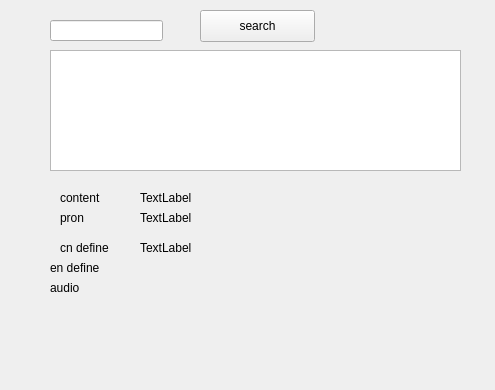
Old version of the form src/dictwidget.ui in the repository Ji-Yuhang/nce.
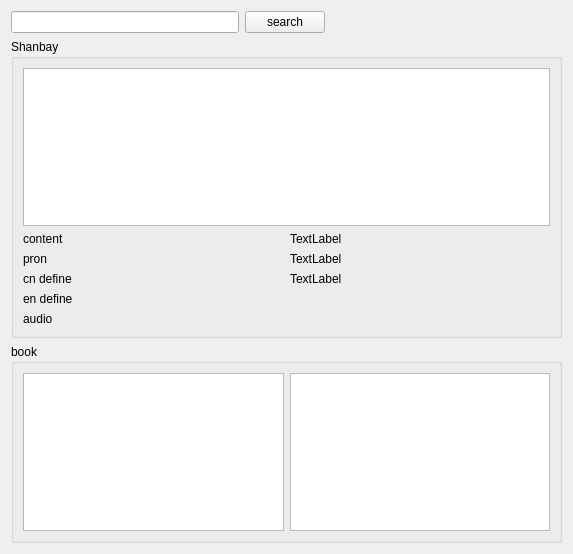
New version of the form.

What changed in the file:
```diff
--- a/src/dictwidget.ui
+++ b/src/dictwidget.ui
@@ -6,150 +6,138 @@
    <rect>
     <x>0</x>
     <y>0</y>
-    <width>495</width>
-    <height>390</height>
+    <width>573</width>
+    <height>554</height>
    </rect>
   </property>
   <property name="windowTitle">
    <string>Dict</string>
   </property>
+  <layout class="QGridLayout" name="gridLayout_3">
+   <item row="0" column="0">
+    <widget class="QLineEdit" name="lineEdit"/>
+   </item>
+   <item row="0" column="1">
   <widget class="QPushButton" name="pushButton">
-   <property name="geometry">
-    <rect>
-     <x>200</x>
-     <y>10</y>
-     <width>115</width>
-     <height>32</height>
-    </rect>
-   </property>
    <property name="text">
     <string>search</string>
    </property>
   </widget>
-  <widget class="QLineEdit" name="lineEdit">
-   <property name="geometry">
-    <rect>
-     <x>50</x>
-     <y>20</y>
-     <width>113</width>
-     <height>21</height>
-    </rect>
-   </property>
-  </widget>
-  <widget class="QTextEdit" name="textEdit">
-   <property name="geometry">
-    <rect>
-     <x>50</x>
-     <y>50</y>
-     <width>411</width>
-     <height>121</height>
-    </rect>
-   </property>
-  </widget>
+   </item>
+   <item row="0" column="2">
+    <spacer name="horizontalSpacer">
+     <property name="orientation">
+      <enum>Qt::Horizontal</enum>
+     </property>
+     <property name="sizeHint" stdset="0">
+      <size>
+       <width>231</width>
+       <height>20</height>
+      </size>
+     </property>
+    </spacer>
+   </item>
+   <item row="1" column="0" colspan="3">
+    <widget class="QGroupBox" name="groupBox">
+     <property name="title">
+      <string>Shanbay</string>
+     </property>
+     <layout class="QGridLayout" name="gridLayout">
+      <item row="0" column="0" colspan="2">
+       <widget class="QTextEdit" name="textEdit"/>
+      </item>
+      <item row="1" column="0">
   <widget class="QLabel" name="label">
-   <property name="geometry">
-    <rect>
-     <x>60</x>
-     <y>190</y>
-     <width>59</width>
-     <height>16</height>
-    </rect>
-   </property>
    <property name="text">
     <string>content</string>
    </property>
   </widget>
+      </item>
+      <item row="1" column="1">
   <widget class="QLabel" name="label_2">
-   <property name="geometry">
-    <rect>
-     <x>140</x>
-     <y>190</y>
-     <width>59</width>
-     <height>16</height>
-    </rect>
-   </property>
    <property name="text">
     <string>TextLabel</string>
    </property>
   </widget>
+      </item>
+      <item row="2" column="0">
   <widget class="QLabel" name="label_3">
-   <property name="geometry">
-    <rect>
-     <x>60</x>
-     <y>210</y>
-     <width>59</width>
-     <height>16</height>
-    </rect>
-   </property>
    <property name="text">
     <string>pron</string>
    </property>
   </widget>
+      </item>
+      <item row="2" column="1">
   <widget class="QLabel" name="label_4">
-   <property name="geometry">
-    <rect>
-     <x>140</x>
-     <y>210</y>
-     <width>59</width>
-     <height>16</height>
-    </rect>
-   </property>
    <property name="text">
     <string>TextLabel</string>
    </property>
   </widget>
+      </item>
+      <item row="3" column="0">
   <widget class="QLabel" name="label_5">
-   <property name="geometry">
-    <rect>
-     <x>60</x>
-     <y>240</y>
-     <width>59</width>
-     <height>16</height>
-    </rect>
-   </property>
    <property name="text">
     <string>cn define</string>
    </property>
   </widget>
+      </item>
+      <item row="3" column="1">
   <widget class="QLabel" name="label_6">
-   <property name="geometry">
-    <rect>
-     <x>140</x>
-     <y>240</y>
-     <width>59</width>
-     <height>16</height>
-    </rect>
-   </property>
    <property name="text">
     <string>TextLabel</string>
    </property>
   </widget>
+      </item>
+      <item row="4" column="0">
   <widget class="QLabel" name="label_7">
-   <property name="geometry">
-    <rect>
-     <x>50</x>
-     <y>260</y>
-     <width>59</width>
-     <height>16</height>
-    </rect>
-   </property>
    <property name="text">
     <string>en define</string>
    </property>
   </widget>
+      </item>
+      <item row="5" column="0">
   <widget class="QLabel" name="label_8">
-   <property name="geometry">
-    <rect>
-     <x>50</x>
-     <y>280</y>
-     <width>59</width>
-     <height>16</height>
-    </rect>
-   </property>
    <property name="text">
     <string>audio</string>
    </property>
   </widget>
+      </item>
+     </layout>
+     <zorder>label_8</zorder>
+     <zorder>label_2</zorder>
+     <zorder>label_5</zorder>
+     <zorder>label</zorder>
+     <zorder>label_6</zorder>
+     <zorder>label_4</zorder>
+     <zorder>label_7</zorder>
+     <zorder>label_3</zorder>
+     <zorder>textEdit</zorder>
+     <zorder>label_8</zorder>
+     <zorder>label_5</zorder>
+     <zorder>label_2</zorder>
+     <zorder>label_6</zorder>
+     <zorder>label</zorder>
+     <zorder>label_4</zorder>
+     <zorder>label_7</zorder>
+     <zorder>label_3</zorder>
+    </widget>
+   </item>
+   <item row="2" column="0" colspan="3">
+    <widget class="QGroupBox" name="groupBox_2">
+     <property name="title">
+      <string>book</string>
+     </property>
+     <layout class="QGridLayout" name="gridLayout_2">
+      <item row="0" column="0">
+       <widget class="QListWidget" name="listWidget"/>
+      </item>
+      <item row="0" column="1">
+       <widget class="QTextEdit" name="article"/>
+      </item>
+     </layout>
+    </widget>
+   </item>
+  </layout>
  </widget>
  <resources/>
  <connections/>
```
Left out of the diff: 19 changed lines with no effect on the pictures. Lines whose indentation alone changed are shown as unchanged.
